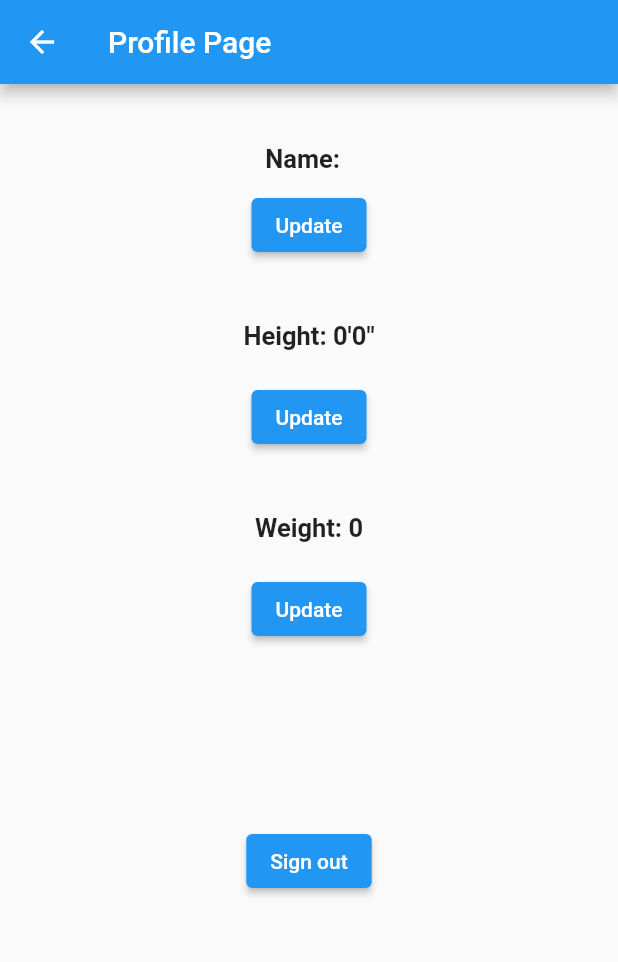
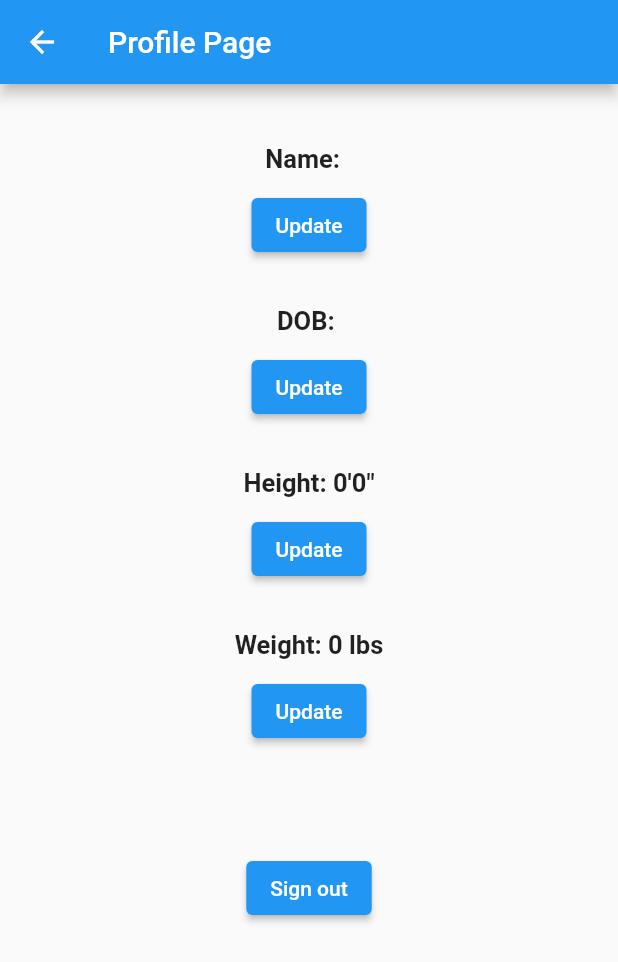
Before and after one commit to Tstrand123/EverydayWellnessCS125, a Flutter app: the ProfilePage screen opened directly, on a phone screen of 412 x 824 dp. Shown: the top 962 px of the screen. Run offline on Flutter 3.47's test engine with Material 2 defaults, Android fonts, the phone set to English and light mode, and no system bars; our stand-ins replace cloud_firestore, email_validator, firebase_auth, firebase_core, flutter_rating_bar, percent_indicator and 2 more; missing offline and left inert: health; accounts and stored records are empty; network calls fail.

Commit message:
Added date of birth feature

```diff
--- a/lib/app_classes.dart
+++ b/lib/app_classes.dart
@@ -2,6 +2,7 @@ class AppUser {
   String userID;
   String firstName;
   String lastName;
+  String birthDate;
   int heightFeet;
   int heightInches;
   int weight;
@@ -13,6 +14,7 @@ class AppUser {
     required this.heightFeet,
     required this.heightInches,
     required this.weight,
+    required this.birthDate
   });
 
   Map<String, dynamic> toJson() => {
@@ -22,6 +24,7 @@ class AppUser {
         'heightFeet': heightFeet,
         'heightInches': heightInches,
         'weight': weight,
+        'birthDate': birthDate,
       };
 
   static AppUser fromJson(Map<String, dynamic> json) => AppUser(
@@ -31,6 +34,7 @@ class AppUser {
         heightFeet: json['heightFeet'],
         heightInches: json['heightInches'],
         weight: json['weight'],
+        birthDate: json['birthDate'],
       );
 }
 
--- a/lib/profile_page.dart
+++ b/lib/profile_page.dart
@@ -41,7 +41,7 @@ class _ProfilePageState extends State<ProfilePage> {
                   ),
                 ),
                 Padding(
-                  padding: EdgeInsets.only(bottom: 20),
+                  padding: EdgeInsets.only(bottom: 10),
                   child: ElevatedButton(
                     onPressed: () {
                       Navigator.push(context,
@@ -53,15 +53,15 @@ class _ProfilePageState extends State<ProfilePage> {
                   ),
                 ),
                 Padding(
-                  padding: EdgeInsets.only(top: 20, bottom: 20),
+                  padding: EdgeInsets.only(top: 20, bottom: 10),
                   child:Text(
-                    'Height: ${snapshot.data!.heightFeet}\'${snapshot.data!.heightInches}"',
+                    'DOB: ${snapshot.data!.birthDate}',
                     style:
                       const TextStyle(fontWeight: FontWeight.bold, fontSize: 17.0),
                   ),
                 ),
                 Padding(
-                  padding: EdgeInsets.only(bottom: 20),
+                  padding: EdgeInsets.only(bottom: 10),
                   child: ElevatedButton(
                     onPressed: () {
                       Navigator.push(context,
@@ -73,15 +73,35 @@ class _ProfilePageState extends State<ProfilePage> {
                   ),
                 ),
                 Padding(
-                  padding: EdgeInsets.only(top: 20, bottom: 20),
+                  padding: EdgeInsets.only(top: 20, bottom: 10),
                   child:Text(
-                    'Weight: ${snapshot.data!.weight}',
+                    'Height: ${snapshot.data!.heightFeet}\'${snapshot.data!.heightInches}"',
                     style:
                       const TextStyle(fontWeight: FontWeight.bold, fontSize: 17.0),
                   ),
                 ),
                 Padding(
-                  padding: EdgeInsets.only(bottom: 120),
+                  padding: EdgeInsets.only(bottom: 10),
+                  child: ElevatedButton(
+                    onPressed: () {
+                      Navigator.push(context,
+                          MaterialPageRoute(builder: (context) {
+                            return const Text('test');
+                          }));
+                    },
+                    child: Text('Update'),
+                  ),
+                ),
+                Padding(
+                  padding: EdgeInsets.only(top: 20, bottom: 10),
+                  child:Text(
+                    'Weight: ${snapshot.data!.weight} lbs',
+                    style:
+                      const TextStyle(fontWeight: FontWeight.bold, fontSize: 17.0),
+                  ),
+                ),
+                Padding(
+                  padding: EdgeInsets.only(bottom: 70),
                   child: ElevatedButton(
                     onPressed: () {
                       Navigator.push(context,
```
Also changed, not shown: lib/login_page.dart (+14 -1 lines).
